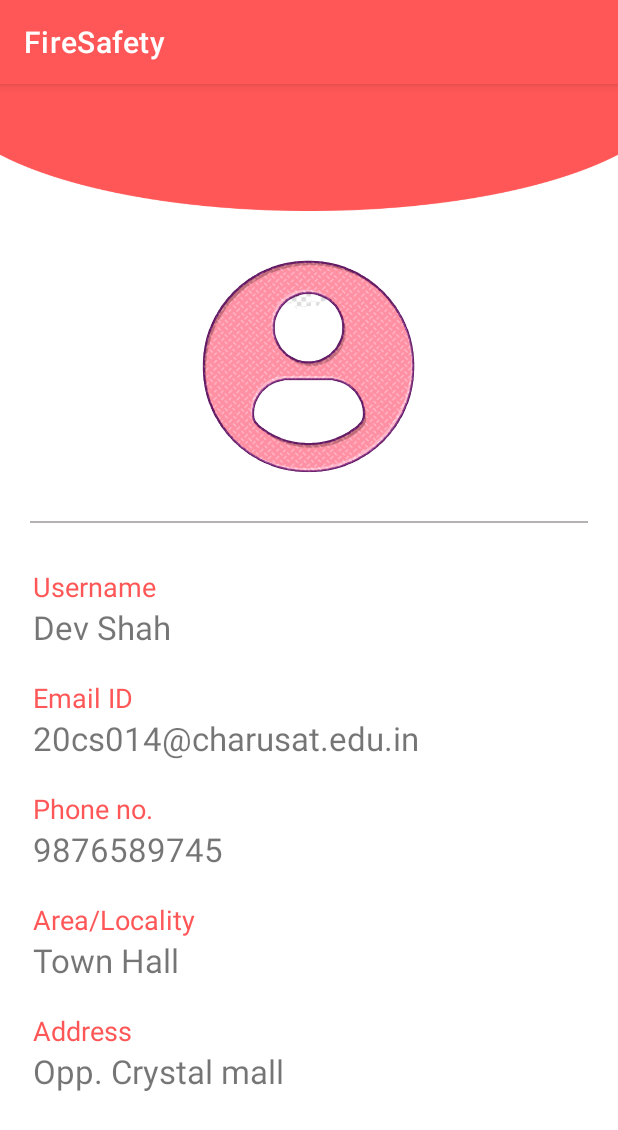
After one commit to harshil-padasala/FireSafety-Application, an Android app: the Profile screen opened directly, with no data from a screen before it, on a phone screen of 412 x 824 dp. The commit adds this screen. Shown: the top 1130 px of the screen. Run offline under Robolectric (Android 15) with nearby library versions, the phone set to English and light mode, and no system bars.

Commit message:
Updated Main activity and added Profile activity

```diff
--- a/app/src/main/AndroidManifest.xml
+++ b/app/src/main/AndroidManifest.xml
@@ -17,6 +17,9 @@
         android:theme="@style/Theme.FireSafety"
         android:usesCleartextTraffic="true"
         tools:targetApi="31">
+        <activity
+            android:name=".Profile"
+            android:exported="false" />
         <activity
             android:name=".FireAlert"
             android:exported="false">
--- a/app/src/main/java/com/example/firesafety/MainActivity.java
+++ b/app/src/main/java/com/example/firesafety/MainActivity.java
@@ -80,4 +80,8 @@ public class MainActivity extends AppCompatActivity {
     public void goContacts(View view) {
         startActivity(new Intent(MainActivity.this, ContactsActivity.class));
     }
+
+    public void goProfile(View view) {
+        startActivity(new Intent(MainActivity.this, Profile.class));
+    }
 }
--- /dev/null
+++ b/app/src/main/java/com/example/firesafety/Profile.java
@@ -0,0 +1,14 @@
+package com.example.firesafety;
+
+import androidx.appcompat.app.AppCompatActivity;
+
+import android.os.Bundle;
+
+public class Profile extends AppCompatActivity {
+
+    @Override
+    protected void onCreate(Bundle savedInstanceState) {
+        super.onCreate(savedInstanceState);
+        setContentView(R.layout.activity_profile);
+    }
+}
--- /dev/null
+++ b/app/src/main/res/drawable/icon_user.xml
@@ -0,0 +1,5 @@
+<vector android:height="24dp" android:tint="#000000"
+    android:viewportHeight="24" android:viewportWidth="24"
+    android:width="24dp" xmlns:android="http://schemas.android.com/apk/res/android">
+    <path android:fillColor="@android:color/white" android:pathData="M12,12c2.21,0 4,-1.79 4,-4s-1.79,-4 -4,-4 -4,1.79 -4,4 1.79,4 4,4zM12,14c-2.67,0 -8,1.34 -8,4v2h16v-2c0,-2.66 -5.33,-4 -8,-4z"/>
+</vector>
--- a/app/src/main/res/layout/activity_main.xml
+++ b/app/src/main/res/layout/activity_main.xml
@@ -37,13 +37,13 @@
                 android:paddingRight="40dp">
 
                 <androidx.cardview.widget.CardView
-                    android:onClick="goContacts"
                     android:id="@+id/contacts"
                     android:layout_width="120dp"
                     android:layout_height="120dp"
                     android:layout_alignParentStart="true"
                     android:backgroundTint="#ff5757"
                     android:foreground="@drawable/contacts"
+                    android:onClick="goContacts"
                     app:cardCornerRadius="20dp" />
 
                 <androidx.cardview.widget.CardView
@@ -93,12 +93,13 @@
 
                 <androidx.cardview.widget.CardView
                     android:id="@+id/profile"
+                    android:layout_width="120dp"
+                    android:layout_height="120dp"
                     android:layout_alignParentStart="true"
                     android:backgroundTint="#ff5757"
-                    app:cardCornerRadius="20dp"
                     android:foreground="@drawable/profile"
-                    android:layout_width="120dp"
-                    android:layout_height="120dp"/>
+                    android:onClick="goProfile"
+                    app:cardCornerRadius="20dp" />
 
                 <androidx.cardview.widget.CardView
                     android:id="@+id/tools"
--- /dev/null
+++ b/app/src/main/res/layout/activity_profile.xml
@@ -0,0 +1,127 @@
+<?xml version="1.0" encoding="utf-8"?>
+<LinearLayout
+    xmlns:android="http://schemas.android.com/apk/res/android"
+    xmlns:app="http://schemas.android.com/apk/res-auto"
+    xmlns:tools="http://schemas.android.com/tools"
+    android:layout_width="match_parent"
+    android:layout_height="match_parent"
+    android:orientation="vertical"
+    tools:context=".Profile">
+
+    <ScrollView
+        android:layout_width="match_parent"
+        android:layout_height="match_parent">
+
+        <LinearLayout
+            android:layout_width="match_parent"
+            android:layout_height="match_parent"
+            android:orientation="vertical">
+
+        <ImageView
+            android:layout_width="match_parent"
+            android:layout_height="85dp"
+            android:scaleType="fitStart"
+            android:src="@drawable/header"></ImageView>
+
+
+        <ImageView
+            android:layout_width="190dp"
+            android:layout_height="190dp"
+            android:layout_gravity="center"
+            android:layout_margin="8dp"
+            android:padding="10dp"
+            android:src="@drawable/user_profile"></ImageView>
+
+
+        <View
+            android:layout_width="match_parent"
+            android:layout_height="1dp"
+            android:layout_marginLeft="20dp"
+            android:layout_marginRight="20dp"
+            android:background="@color/gray"></View>
+
+
+        <TextView
+            android:layout_width="match_parent"
+            android:layout_height="wrap_content"
+            android:text="Username"
+            android:textColor="@color/red"
+            android:paddingLeft="22dp"
+            android:layout_marginTop="30dp"
+            android:textSize="18dp"></TextView>
+        <TextView
+            android:layout_width="match_parent"
+            android:layout_height="wrap_content"
+            android:paddingLeft="22dp"
+            android:text="Dev Shah"
+            android:textSize="22dp"></TextView>
+
+
+        <TextView
+            android:layout_width="match_parent"
+            android:layout_height="wrap_content"
+            android:paddingLeft="22dp"
+            android:text="Email ID"
+            android:textColor="@color/red"
+            android:layout_marginTop="20dp"
+            android:textSize="18dp"></TextView>
+        <TextView
+            android:layout_width="match_parent"
+            android:layout_height="wrap_content"
+            android:paddingLeft="22dp"
+            android:text="20cs014@charusat.edu.in"
+            android:textSize="22dp"></TextView>
+
+
+        <TextView
+            android:layout_width="match_parent"
+            android:layout_height="wrap_content"
+            android:paddingLeft="22dp"
+            android:text="Phone no."
+            android:textColor="@color/red"
+            android:layout_marginTop="20dp"
+            android:textSize="18dp"></TextView>
+        <TextView
+            android:layout_width="match_parent"
+            android:layout_height="wrap_content"
+            android:paddingLeft="22dp"
+            android:text="9876589745"
+            android:textSize="22dp"></TextView>
+
+
+        <TextView
+            android:layout_width="match_parent"
+            android:layout_height="wrap_content"
+            android:paddingLeft="22dp"
+            android:text="Area/Locality"
+            android:textColor="@color/red"
+            android:layout_marginTop="20dp"
+            android:textSize="18dp"></TextView>
+        <TextView
+            android:layout_width="match_parent"
+            android:layout_height="wrap_content"
+            android:paddingLeft="22dp"
+            android:text="Town Hall"
+            android:textSize="22dp"></TextView>
+
+
+        <TextView
+            android:layout_width="match_parent"
+            android:layout_height="wrap_content"
+            android:paddingLeft="22dp"
+            android:text="Address"
+            android:textColor="@color/red"
+            android:layout_marginTop="20dp"
+            android:textSize="18dp"></TextView>
+        <TextView
+            android:layout_width="match_parent"
+            android:layout_height="wrap_content"
+            android:paddingLeft="22dp"
+            android:text="Opp. Crystal mall"
+            android:textSize="22dp"></TextView>
+
+        </LinearLayout>
+
+    </ScrollView>
+
+</LinearLayout>
--- a/app/src/main/res/values/colors.xml
+++ b/app/src/main/res/values/colors.xml
@@ -9,4 +9,6 @@
     <color name="white">#FFFFFFFF</color>
     <color name="main">#ff5757</color>
     <color name="theme_pink">#ff9494</color>
+    <color name="gray">#B6B2B3</color>
+    <color name="red">#FF5757</color>
 </resources>
```
Also changed, not shown: app/src/main/res/drawable/user.png (added), app/src/main/res/drawable/user_profile.png (added).
